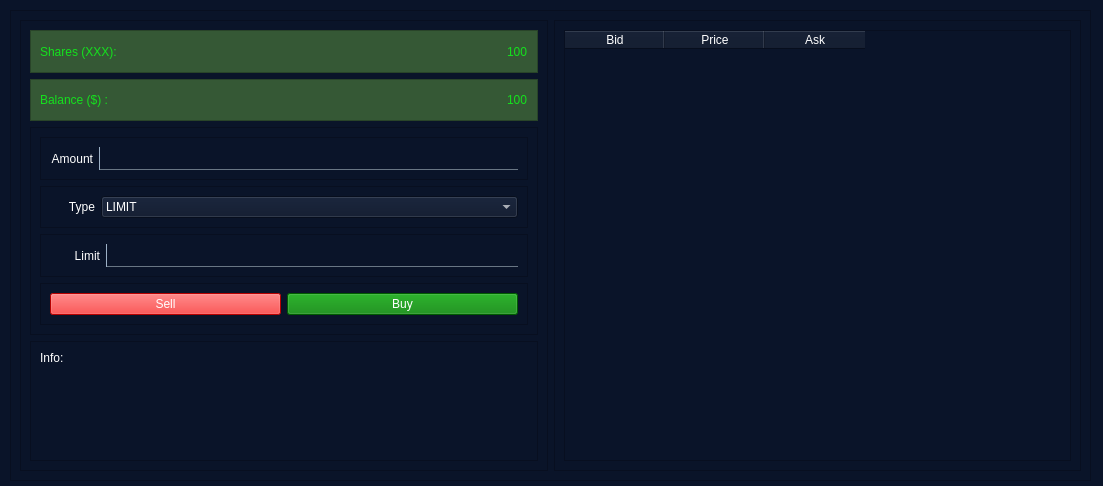
Above: simulator.ui from alainsopp/tradingaly before the change. Below: the same form after it.
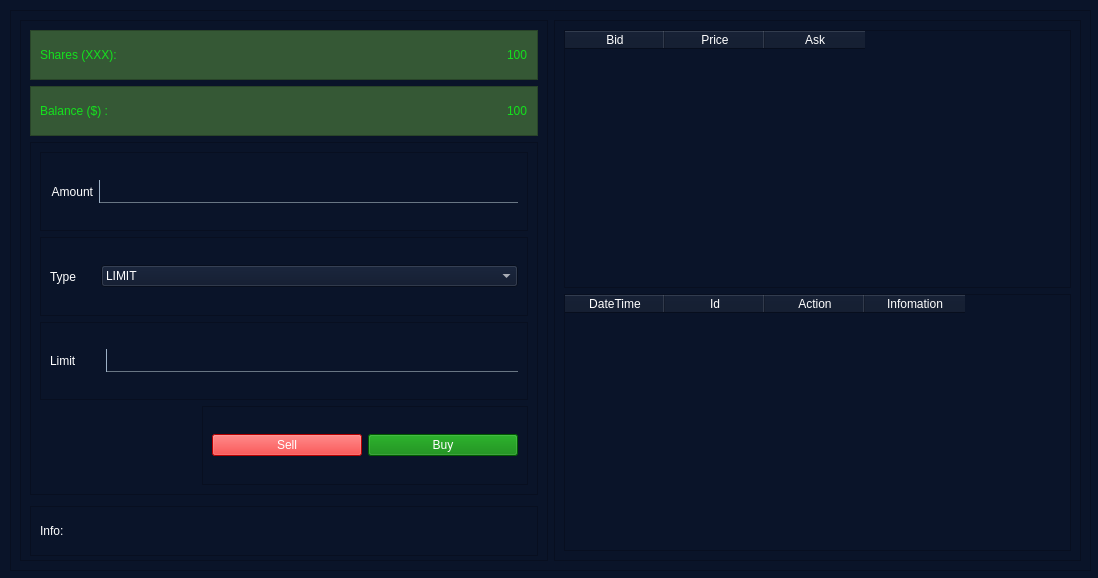
That is the form after the change.

Commit message: Fix first table header layout

```diff
--- a/simulator.ui
+++ b/simulator.ui
@@ -9,8 +9,8 @@
    <rect>
     <x>0</x>
     <y>0</y>
-    <width>1103</width>
-    <height>486</height>
+    <width>1098</width>
+    <height>578</height>
    </rect>
   </property>
   <property name="windowTitle">
@@ -60,7 +60,7 @@
       <x>10</x>
       <y>10</y>
       <width>1081</width>
-      <height>471</height>
+      <height>561</height>
      </rect>
     </property>
     <property name="frameShape">
@@ -81,6 +81,12 @@
        <layout class="QVBoxLayout" name="verticalLayout_4">
         <item>
          <widget class="QFrame" name="frame_share_account_balance">
+          <property name="maximumSize">
+           <size>
+            <width>16777215</width>
+            <height>50</height>
+           </size>
+          </property>
           <property name="frameShape">
            <enum>QFrame::StyledPanel</enum>
           </property>
@@ -107,6 +113,12 @@
         </item>
         <item>
          <widget class="QFrame" name="frame_currency_account_balance">
+          <property name="maximumSize">
+           <size>
+            <width>16777215</width>
+            <height>50</height>
+           </size>
+          </property>
           <property name="frameShape">
            <enum>QFrame::StyledPanel</enum>
           </property>
@@ -142,6 +154,12 @@
           <layout class="QVBoxLayout" name="verticalLayout_2">
            <item>
             <widget class="QFrame" name="frame">
+             <property name="minimumSize">
+              <size>
+               <width>0</width>
+               <height>50</height>
+              </size>
+             </property>
              <property name="frameShape">
               <enum>QFrame::StyledPanel</enum>
              </property>
@@ -161,6 +179,12 @@
               </item>
               <item>
                <widget class="QLineEdit" name="lineEdit_amount">
+                <property name="minimumSize">
+                 <size>
+                  <width>0</width>
+                  <height>15</height>
+                 </size>
+                </property>
                 <property name="styleSheet">
                  <string notr="true"/>
                 </property>
@@ -174,6 +198,12 @@
            </item>
            <item>
             <widget class="QFrame" name="frame_2">
+             <property name="minimumSize">
+              <size>
+               <width>0</width>
+               <height>50</height>
+              </size>
+             </property>
              <property name="frameShape">
               <enum>QFrame::StyledPanel</enum>
              </property>
@@ -193,12 +223,18 @@
                  <string>Type</string>
                 </property>
                 <property name="alignment">
-                 <set>Qt::AlignRight|Qt::AlignTrailing|Qt::AlignVCenter</set>
+                 <set>Qt::AlignLeading|Qt::AlignLeft|Qt::AlignVCenter</set>
                 </property>
                </widget>
               </item>
               <item>
                <widget class="QComboBox" name="comboBox_type">
+                <property name="minimumSize">
+                 <size>
+                  <width>0</width>
+                  <height>15</height>
+                 </size>
+                </property>
                 <item>
                  <property name="text">
                   <string>LIMIT</string>
@@ -216,6 +252,12 @@
            </item>
            <item>
             <widget class="QFrame" name="frame_3">
+             <property name="minimumSize">
+              <size>
+               <width>0</width>
+               <height>50</height>
+              </size>
+             </property>
              <property name="frameShape">
               <enum>QFrame::StyledPanel</enum>
              </property>
@@ -235,18 +277,31 @@
                  <string>Limit</string>
                 </property>
                 <property name="alignment">
-                 <set>Qt::AlignRight|Qt::AlignTrailing|Qt::AlignVCenter</set>
+                 <set>Qt::AlignLeading|Qt::AlignLeft|Qt::AlignVCenter</set>
                 </property>
                </widget>
               </item>
               <item>
-               <widget class="QLineEdit" name="lineEdit_price"/>
+               <widget class="QLineEdit" name="lineEdit_price">
+                <property name="minimumSize">
+                 <size>
+                  <width>0</width>
+                  <height>15</height>
+                 </size>
+                </property>
+               </widget>
               </item>
              </layout>
             </widget>
            </item>
-           <item>
+           <item alignment="Qt::AlignRight">
             <widget class="QFrame" name="frame_5">
+             <property name="minimumSize">
+              <size>
+               <width>0</width>
+               <height>50</height>
+              </size>
+             </property>
              <property name="frameShape">
               <enum>QFrame::StyledPanel</enum>
              </property>
@@ -256,6 +311,18 @@
              <layout class="QHBoxLayout" name="horizontalLayout_9">
               <item>
                <widget class="QPushButton" name="pushButton_sell">
+                <property name="minimumSize">
+                 <size>
+                  <width>150</width>
+                  <height>0</height>
+                 </size>
+                </property>
+                <property name="maximumSize">
+                 <size>
+                  <width>16777215</width>
+                  <height>16777215</height>
+                 </size>
+                </property>
                 <property name="text">
                  <string>Sell</string>
                 </property>
@@ -263,6 +330,18 @@
               </item>
               <item>
                <widget class="QPushButton" name="pushButton_buy">
+                <property name="minimumSize">
+                 <size>
+                  <width>150</width>
+                  <height>0</height>
+                 </size>
+                </property>
+                <property name="maximumSize">
+                 <size>
+                  <width>16777215</width>
+                  <height>16777215</height>
+                 </size>
+                </property>
                 <property name="text">
                  <string>Buy</string>
                 </property>
@@ -276,6 +355,18 @@
         </item>
         <item>
          <widget class="QFrame" name="frame_info">
+          <property name="minimumSize">
+           <size>
+            <width>0</width>
+            <height>50</height>
+           </size>
+          </property>
+          <property name="maximumSize">
+           <size>
+            <width>16777215</width>
+            <height>40</height>
+           </size>
+          </property>
           <property name="frameShape">
            <enum>QFrame::StyledPanel</enum>
           </property>
@@ -295,7 +386,7 @@
               <string>Info:</string>
              </property>
              <property name="alignment">
-              <set>Qt::AlignLeading|Qt::AlignLeft|Qt::AlignTop</set>
+              <set>Qt::AlignLeading|Qt::AlignLeft|Qt::AlignVCenter</set>
              </property>
             </widget>
            </item>
@@ -304,7 +395,7 @@
              <property name="minimumSize">
               <size>
                <width>0</width>
-               <height>100</height>
+               <height>0</height>
               </size>
              </property>
              <property name="maximumSize">
@@ -322,7 +413,7 @@
               <string/>
              </property>
              <property name="alignment">
-              <set>Qt::AlignLeading|Qt::AlignLeft|Qt::AlignTop</set>
+              <set>Qt::AlignLeading|Qt::AlignLeft|Qt::AlignVCenter</set>
              </property>
             </widget>
            </item>
@@ -360,6 +451,30 @@
           </column>
          </widget>
         </item>
+        <item>
+         <widget class="QTableWidget" name="tableWidget_operation_history">
+          <column>
+           <property name="text">
+            <string>DateTime</string>
+           </property>
+          </column>
+          <column>
+           <property name="text">
+            <string>Id</string>
+           </property>
+          </column>
+          <column>
+           <property name="text">
+            <string>Action</string>
+           </property>
+          </column>
+          <column>
+           <property name="text">
+            <string>Infomation</string>
+           </property>
+          </column>
+         </widget>
+        </item>
        </layout>
       </widget>
      </item>
```
The commit also changes 3 other files.
